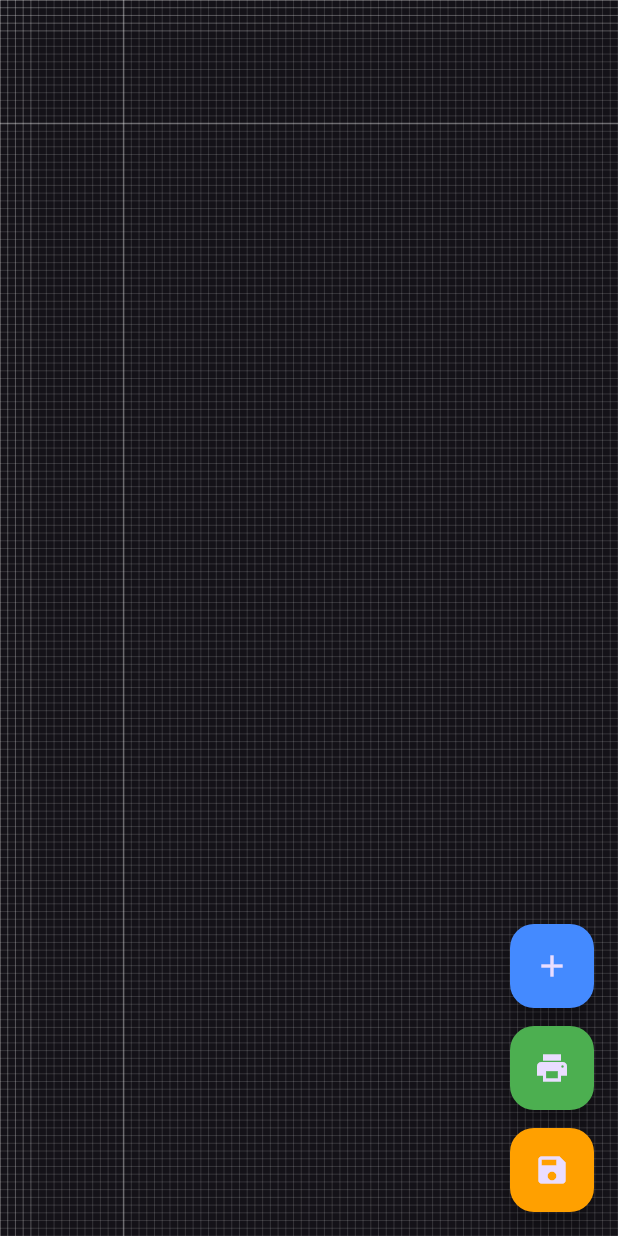
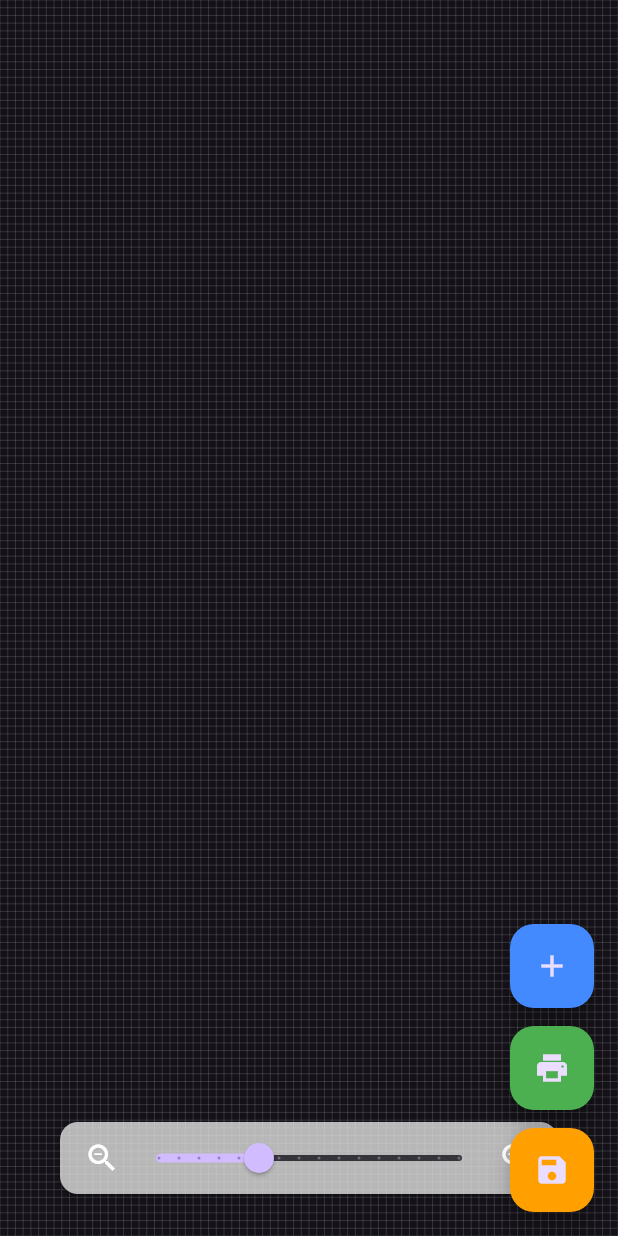
Before and after one commit to Smeetsv10/travel-planner-project, a Flutter app: the screen it shows after launch, on a phone screen of 412 x 824 dp. Run offline on Flutter 3.47's test engine with Material 3 defaults, Android fonts, the phone set to English and light mode, and no system bars; our stand-ins replace file_picker, shared_preferences.

Commit message:
Changed canvas size and zoom

```diff
--- a/lib/widgets/homepage.dart
+++ b/lib/widgets/homepage.dart
@@ -14,6 +14,36 @@ class Homepage extends StatefulWidget {
 class _HomepageState extends State<Homepage> {
   final TransformationController _transformationController =
       TransformationController();
+  double _currentScale = 1.0; // initial scale
+
+  @override
+  void initState() {
+    super.initState();
+
+    WidgetsBinding.instance.addPostFrameCallback((_) {
+      final Size screenSize = MediaQuery.of(context).size;
+      final double canvasWidth = screenSize.width * 4;
+      final double canvasHeight = screenSize.height * 4;
+
+      final double offsetX = (canvasWidth - screenSize.width) / -2;
+      final double offsetY = (canvasHeight - screenSize.height) / -2;
+
+      _transformationController.value = Matrix4.identity()
+        ..translate(offsetX, offsetY);
+
+      _transformationController.addListener(() {
+        final newScale = _transformationController.value
+            .getMaxScaleOnAxis()
+            .clamp(0.5, 2.0);
+        if ((newScale - _currentScale).abs() > 0.001) {
+          setState(() {
+            _currentScale = newScale;
+          });
+        }
+      });
+    });
+  }
+
   @override
   void dispose() {
     _transformationController.dispose();
@@ -23,21 +53,92 @@ class _HomepageState extends State<Homepage> {
   @override
   Widget build(BuildContext context) {
     return Scaffold(
-      body: InteractiveViewer(
+      body: Stack(
+        children: [
+          InteractiveViewer(
             transformationController: _transformationController,
             minScale: 0.5,
-        maxScale: 10,
-        constrained: true,
+            maxScale: 2,
+            constrained: false,
             child: Consumer<CardListProvider>(
               builder: (context, cardListProvider, _) {
                 return Stack(
                   children: [
-                const BackgroundGridWidget(),
-                ...cardListProvider.buildAllCards(),
+                    // Background
+                    Positioned.fill(child: const BackgroundGridWidget()),
+
+                    // Cards
+                    SizedBox(
+                      width: MediaQuery.of(context).size.width * 4,
+                      height: MediaQuery.of(context).size.height * 4,
+                      child: Stack(children: cardListProvider.buildAllCards()),
+                    ),
                   ],
                 );
               },
             ),
+          ),
+
+          // Zoom Slider - Centered at bottom
+          Positioned(
+            bottom: 24,
+            left: 0,
+            right: 0,
+            child: Center(
+              child: Card(
+                color: Colors.white70,
+                shape: RoundedRectangleBorder(
+                  borderRadius: BorderRadius.circular(12),
+                ),
+                child: Padding(
+                  padding: const EdgeInsets.symmetric(horizontal: 16),
+                  child: SizedBox(
+                    width: 300,
+                    child: Row(
+                      mainAxisSize: MainAxisSize.min,
+                      children: [
+                        const Icon(Icons.zoom_out),
+                        Expanded(
+                          child: Slider(
+                            value: _currentScale,
+                            min: 0.5,
+                            max: 2.0,
+                            divisions: 15,
+                            label: _currentScale.toStringAsFixed(2),
+                            onChanged: (newScale) {
+                              final screenSize = MediaQuery.of(context).size;
+                              final centerScreen = Offset(
+                                screenSize.width / 2,
+                                screenSize.height / 2,
+                              );
+                              final sceneCenterBefore =
+                                  _transformationController.toScene(
+                                    centerScreen,
+                                  );
+
+                              setState(() {
+                                _currentScale = newScale;
+                                _transformationController
+                                    .value = Matrix4.identity()
+                                  ..translate(centerScreen.dx, centerScreen.dy)
+                                  ..scale(newScale)
+                                  ..translate(
+                                    -sceneCenterBefore.dx,
+                                    -sceneCenterBefore.dy,
+                                  );
+                              });
+                            },
+                          ),
+                        ),
+                        const Icon(Icons.zoom_in),
+                      ],
+                    ),
+                  ),
+                ),
+              ),
+            ),
+          ),
+        ],
       ),
       floatingActionButton: HomePageFloatingActionButtons(
         transformationController: _transformationController,
```
Also changed, not shown: lib/classes/card_provider.dart (+4 -5 lines). Lines whose indentation alone changed are shown as unchanged.
